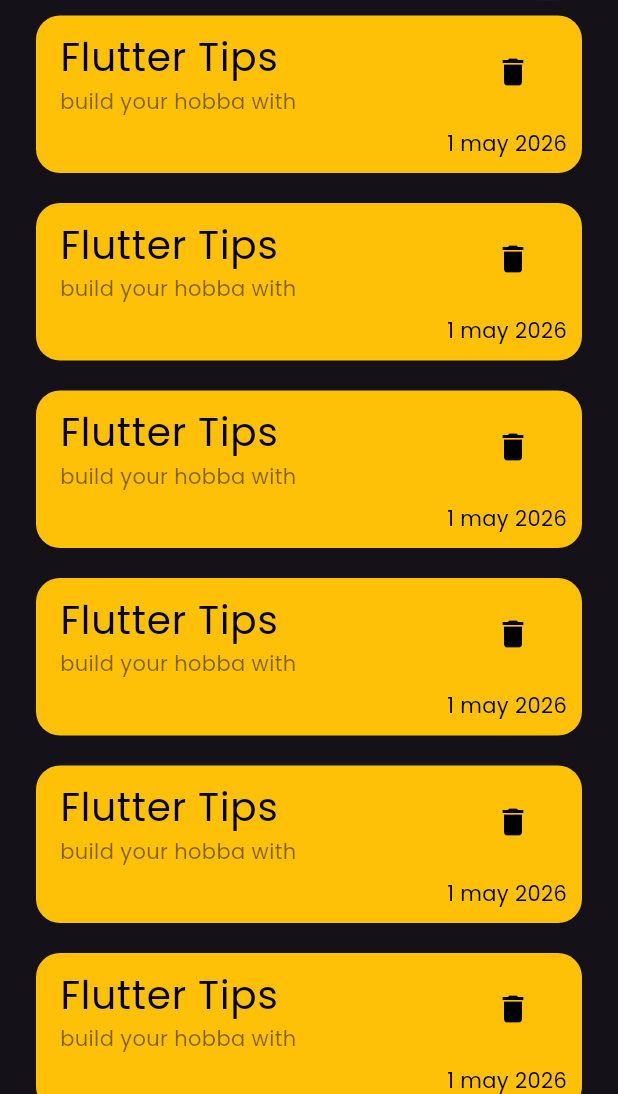
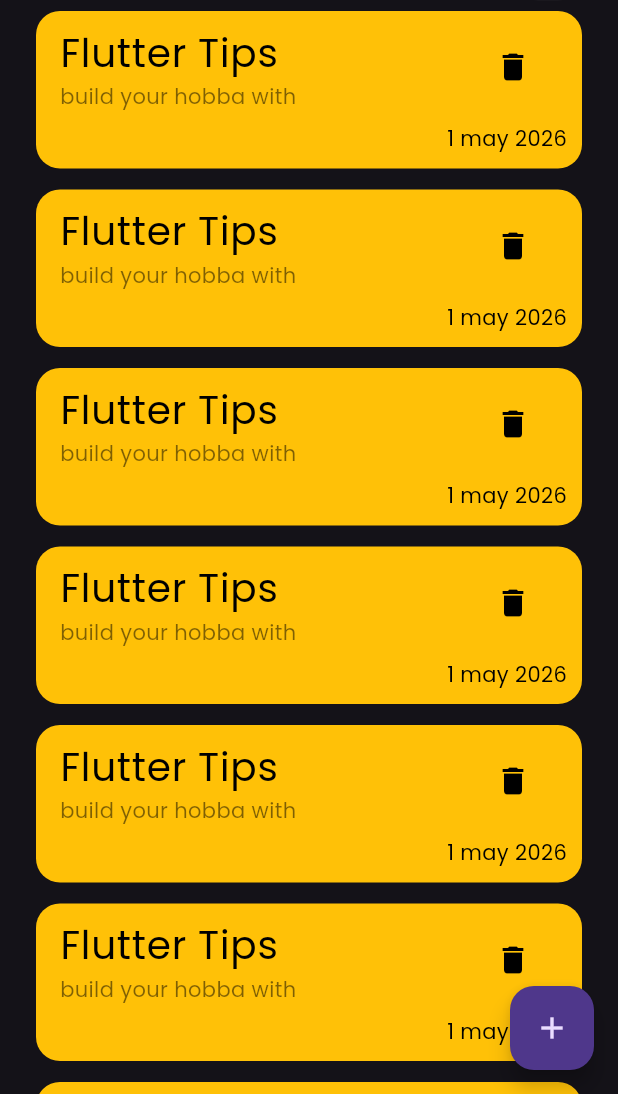
Before and after one commit to hassanmoh262/notes_app, a Flutter app: the screen it shows after launch, on a phone screen of 412 x 824 dp, the part 142-1236 px from its top. Run offline on Flutter 3.47's test engine with Material 3 defaults, Android fonts, the phone set to English and light mode, and no system bars.

Commit message:
add floating action buttong

```diff
--- a/lib/widgets/Notes_list_view.dart
+++ b/lib/widgets/Notes_list_view.dart
@@ -9,7 +9,7 @@ class NotesListView extends StatelessWidget {
     return ListView.builder(
       itemBuilder: (context, index) {
         return Padding(
-          padding: const EdgeInsets.symmetric(vertical: 10),
+          padding: const EdgeInsets.symmetric(vertical: 7),
           child: NotesItem(),
         );
       },
--- a/lib/widgets/notes_view_body.dart
+++ b/lib/widgets/notes_view_body.dart
@@ -9,13 +9,17 @@ class NotesViewBody extends StatelessWidget {
   @override
   Widget build(BuildContext context) {
     return Scaffold(
+      floatingActionButton: FloatingActionButton(
+        onPressed: () {},
+        child: Icon(Icons.add),
+      ),
       body: Padding(
         padding: EdgeInsets.symmetric(horizontal: 24),
         child: Column(
           children: [
             SizedBox(height: 50),
             CustomAppBar(),
-            Expanded(child: NotesListView()),
+            Expanded(child: const NotesListView()),
           ],
         ),
       ),
```
